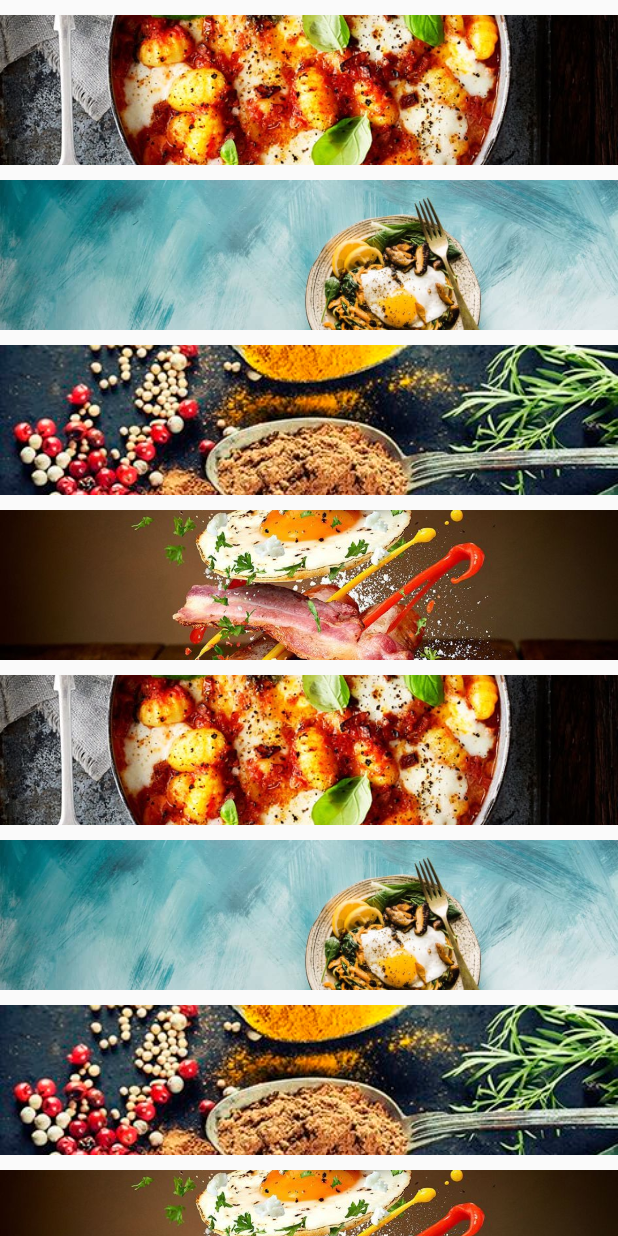
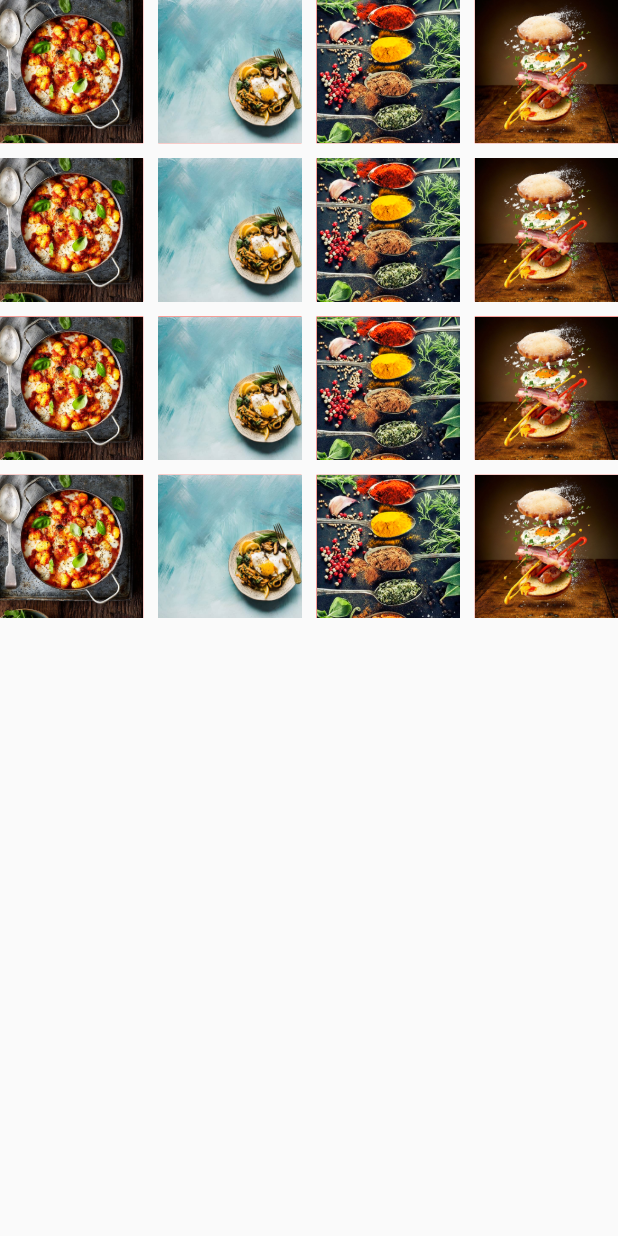
Before and after one commit to yusupcr9/vegetable-apps, a Flutter app: the screen it shows after launch, on a phone screen of 412 x 824 dp. Run offline on Flutter 3.47's test engine with Material 2 defaults, Android fonts, the phone set to English and light mode, and no system bars.

Commit message:
GridView

```diff
--- a/vegetable_apps/lib/presentation/menu_list.dart
+++ b/vegetable_apps/lib/presentation/menu_list.dart
@@ -33,12 +33,17 @@ class _MenuListState extends State<MenuList> {
       body: SafeArea(
         // ignore: avoid_unnecessary_containers
         child: Container(
-            child: ListView.builder(
+            child: GridView.builder(
           itemCount: listGambar.length,
+          gridDelegate: const SliverGridDelegateWithFixedCrossAxisCount(
+            crossAxisCount: 4, // Jumlah Kolom
+            childAspectRatio: 1, // Rasio Panjang dan Lebar
+            crossAxisSpacing: 10, // Jarak kiri kanan
+            mainAxisSpacing: 10, // Jarak Atas bawah
+          ),
           itemBuilder: (context, index) => Container(
             height: 100,
             color: Colors.red,
-            margin: const EdgeInsets.only(top: 10),
             child: Image.asset(
               listGambar[index],
               fit: BoxFit.cover,
```
